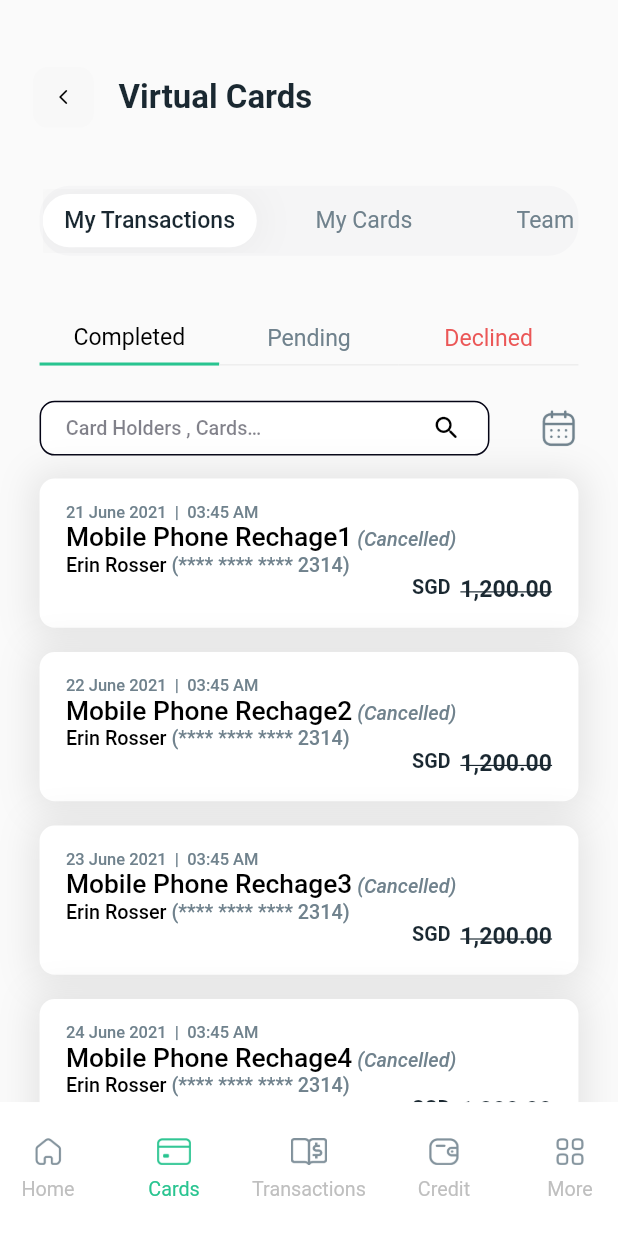
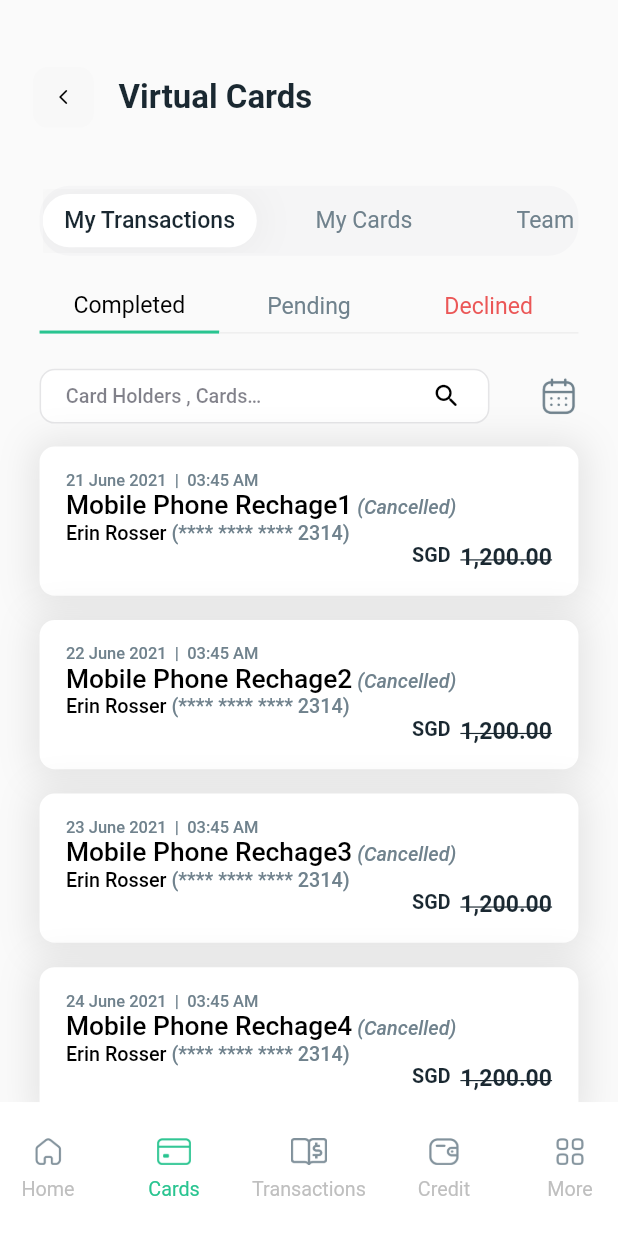
Before and after one commit to bestmycode/FlexMobileApp, a Flutter app: the VirtualCards screen opened by its route, on a phone screen of 412 x 824 dp. Run offline on Flutter 3.47's test engine with Material 2 defaults, Android fonts, the phone set to English and light mode, and no system bars; our stand-ins replace expandable, localstorage, percent_indicator; missing offline and left inert: country_pickers, indexed.

Commit message:
fix issue 44

```diff
--- a/lib/ui/main/cards/virtual_card.dart
+++ b/lib/ui/main/cards/virtual_card.dart
@@ -70,7 +70,7 @@ class VirtualCardsState extends State<VirtualCards> {
                             const CustomMainHeader(title: 'Virtual Cards'),
                             const CustomSpacer(size: 38),
                             cardGroupField(),
-                            const CustomSpacer(size: 31),
+                            const CustomSpacer(size: 10),
                             cardType == 1 ? const VirtualMyTransactions() : cardType == 2 ? const VirtualTeamCards(): const PhysicalTeamCards(),
                             const CustomSpacer(size: 88),
                           ]
--- a/lib/ui/main/cards/virtual_my_transaction.dart
+++ b/lib/ui/main/cards/virtual_my_transaction.dart
@@ -136,7 +136,7 @@ class VirtualMyTransactionsState extends State<VirtualMyTransactions> {
         padding: EdgeInsets.only(left: wScale(15), right: wScale(15)),
         decoration: BoxDecoration(
           color: const Color(0xffffffff),
-          border: Border.all(color: Color(0xff040415), width: hScale(1)),
+          border: Border.all(color: const Color(0xff040415).withOpacity(0.1), width: hScale(1)),
           borderRadius: BorderRadius.only(
             topLeft: Radius.circular(hScale(10)),
             topRight: Radius.circular(hScale(10)),
```
